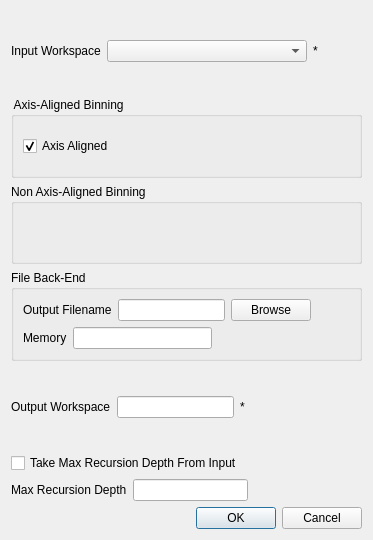
The window that Code/Mantid/MantidQt/CustomDialogs/inc/MantidQtCustomDialogs/SlicingAlgorithmDialog.ui (mantidproject/mantid) describes before a commit, drawn with Qt 5.
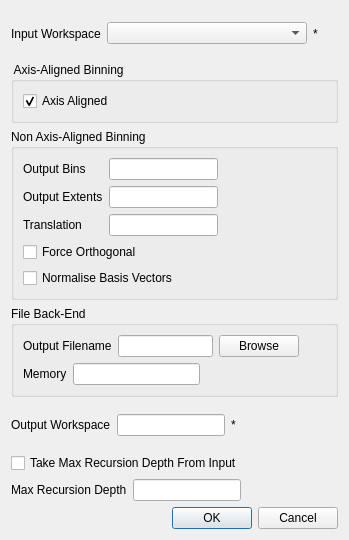
The same window after the commit. Custom widgets are drawn as their Qt base class.

Commit message: refs #4744 Runs axis aligned

Diff of the .ui file:
```diff
--- a/Code/Mantid/MantidQt/CustomDialogs/inc/MantidQtCustomDialogs/SlicingAlgorithmDialog.ui
+++ b/Code/Mantid/MantidQt/CustomDialogs/inc/MantidQtCustomDialogs/SlicingAlgorithmDialog.ui
@@ -6,7 +6,7 @@
    <rect>
     <x>0</x>
     <y>0</y>
-    <width>373</width>
+    <width>346</width>
     <height>540</height>
    </rect>
   </property>
@@ -71,14 +71,18 @@
      </property>
      <layout class="QVBoxLayout" name="verticalLayout_2">
       <item>
-       <widget class="QCheckBox" name="ck_axis_aligned">
-        <property name="text">
-         <string>Axis Aligned</string>
-        </property>
-        <property name="checked">
-         <bool>true</bool>
-        </property>
-       </widget>
+       <layout class="QVBoxLayout" name="verticalLayout_5">
+        <item>
+         <widget class="QCheckBox" name="ck_axis_aligned">
+          <property name="text">
+           <string>Axis Aligned</string>
+          </property>
+          <property name="checked">
+           <bool>true</bool>
+          </property>
+         </widget>
+        </item>
+       </layout>
       </item>
      </layout>
     </widget>
@@ -88,6 +92,143 @@
      <property name="title">
       <string>Non Axis-Aligned Binning</string>
      </property>
+     <layout class="QVBoxLayout" name="verticalLayout_4">
+      <item>
+       <layout class="QVBoxLayout" name="non_axis_aligned_core_layout">
+        <item>
+         <layout class="QHBoxLayout" name="output_bins_layout">
+          <item>
+           <widget class="QLabel" name="lbl_output_bins">
+            <property name="sizePolicy">
+             <sizepolicy hsizetype="Minimum" vsizetype="Preferred">
+              <horstretch>0</horstretch>
+              <verstretch>0</verstretch>
+             </sizepolicy>
+            </property>
+            <property name="minimumSize">
+             <size>
+              <width>80</width>
+              <height>0</height>
+             </size>
+            </property>
+            <property name="text">
+             <string>Output Bins</string>
+            </property>
+           </widget>
+          </item>
+          <item>
+           <widget class="QLineEdit" name="txt_output_bins"/>
+          </item>
+          <item>
+           <spacer name="horizontalSpacer_8">
+            <property name="orientation">
+             <enum>Qt::Horizontal</enum>
+            </property>
+            <property name="sizeHint" stdset="0">
+             <size>
+              <width>40</width>
+              <height>20</height>
+             </size>
+            </property>
+           </spacer>
+          </item>
+         </layout>
+        </item>
+        <item>
+         <layout class="QHBoxLayout" name="output_extents_layout">
+          <item>
+           <widget class="QLabel" name="lbl_output_extents">
+            <property name="sizePolicy">
+             <sizepolicy hsizetype="Minimum" vsizetype="Preferred">
+              <horstretch>0</horstretch>
+              <verstretch>0</verstretch>
+             </sizepolicy>
+            </property>
+            <property name="minimumSize">
+             <size>
+              <width>80</width>
+              <height>0</height>
+             </size>
+            </property>
+            <property name="text">
+             <string>Output Extents</string>
+            </property>
+           </widget>
+          </item>
+          <item>
+           <widget class="QLineEdit" name="txt_output_extents"/>
+          </item>
+          <item>
+           <spacer name="horizontalSpacer_7">
+            <property name="orientation">
+             <enum>Qt::Horizontal</enum>
+            </property>
+            <property name="sizeHint" stdset="0">
+             <size>
+              <width>40</width>
+              <height>20</height>
+             </size>
+            </property>
+           </spacer>
+          </item>
+         </layout>
+        </item>
+        <item>
+         <layout class="QHBoxLayout" name="translation_layout">
+          <item>
+           <widget class="QLabel" name="lbl_translation">
+            <property name="sizePolicy">
+             <sizepolicy hsizetype="Minimum" vsizetype="Preferred">
+              <horstretch>0</horstretch>
+              <verstretch>0</verstretch>
+             </sizepolicy>
+            </property>
+            <property name="minimumSize">
+             <size>
+              <width>80</width>
+              <height>0</height>
+             </size>
+            </property>
+            <property name="text">
+             <string>Translation</string>
+            </property>
+           </widget>
+          </item>
+          <item>
+           <widget class="QLineEdit" name="txt_translation"/>
+          </item>
+          <item>
+           <spacer name="horizontalSpacer_6">
+            <property name="orientation">
+             <enum>Qt::Horizontal</enum>
+            </property>
+            <property name="sizeHint" stdset="0">
+             <size>
+              <width>40</width>
+              <height>20</height>
+             </size>
+            </property>
+           </spacer>
+          </item>
+         </layout>
+        </item>
+        <item>
+         <widget class="QCheckBox" name="ck_force_orthogonal">
+          <property name="text">
+           <string>Force Orthogonal</string>
+          </property>
+         </widget>
+        </item>
+        <item>
+         <widget class="QCheckBox" name="ck_normalisebasisvectors">
+          <property name="text">
+           <string>Normalise Basis Vectors</string>
+          </property>
+         </widget>
+        </item>
+       </layout>
+      </item>
+     </layout>
     </widget>
    </item>
    <item>
```
The commit also changes 2 other files.
